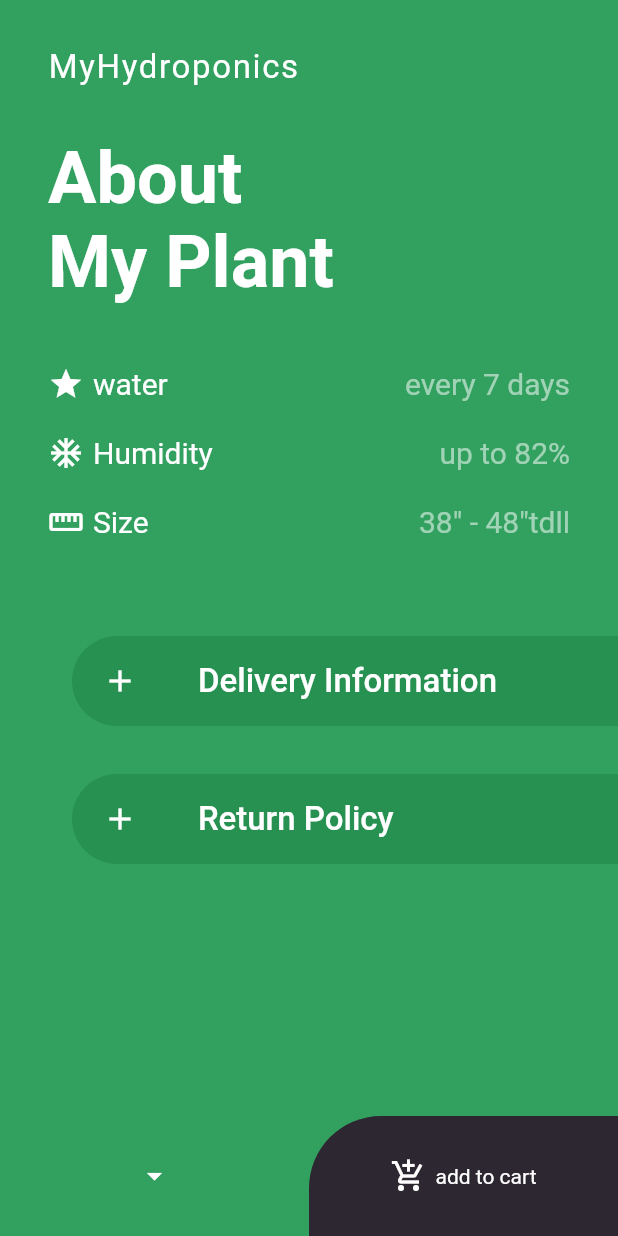
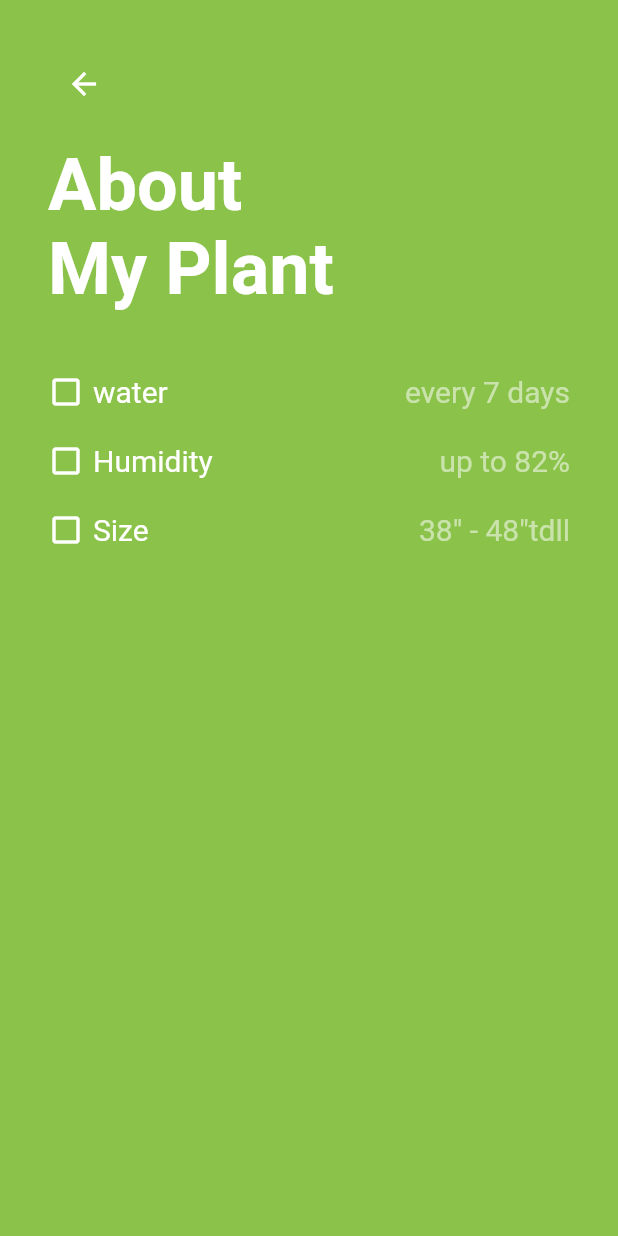
Before and after one commit to GerhanaAbiW/SkripsiHydroponics, a Flutter app: the DetailsScreen screen opened directly, on a phone screen of 412 x 824 dp. Run offline on Flutter 3.47's test engine with Material 2 defaults, Android fonts, the phone set to English and light mode, and no system bars; our stand-ins replace bottom_navy_bar, carousel_pro, charts_flutter, flutter_money_formatter, flutter_slidable, flutter_staggered_animations and 2 more.

Commit message:
fix UI on myplant except checkbox

```diff
--- a/lib/MenuMyPlants/MyPlantsDetails.dart
+++ b/lib/MenuMyPlants/MyPlantsDetails.dart
@@ -1,7 +1,7 @@
 import 'package:flutter/material.dart';
 
-var greenColor = Color(0xff32a05f);
-var darkGreenColor = Color(0xff279152);
+var greenColor = Color(0xFF8BC34A);
+var darkGreenColor = Color(0xFF689F38);
 var productImage =
     'https://i.pinimg.com/originals/8f/bf/44/8fbf441fa92b29ebd0f324effbd4e616.png';
 
@@ -28,38 +28,45 @@ class _MyPlantsDetailState extends State<MyPlantsDetail> {
                   color: Colors.white,
                 ),
                 child: Padding(
-                  padding: const EdgeInsets.all(32.0),
+                  padding: EdgeInsets.only(top: 15.0, left: 10.0),
                   child: Stack(
                     children: <Widget>[
                       Column(
                         crossAxisAlignment: CrossAxisAlignment.start,
                         children: <Widget>[
                           SizedBox(height: 8.0),
-                          Icon(Icons.arrow_back),
-                          SizedBox(height: 8.0),
-                          Container(
-                            width: 300.0,
-                            child: Text(
-                              'My Plant',
-                              style: TextStyle(
-                                  fontWeight: FontWeight.bold, fontSize: 32.0),
-                            ),
+                          IconButton(
+                            icon: Icon(Icons.arrow_back),
+                            color: Colors.black,
+                            onPressed: () {
+                              Navigator.pop(context);
+                            },
                           ),
-                          SizedBox(height: 12.0),
-                          Text(
-                            'Make A Fresh Vegetables with Technology',
-                            style: TextStyle(color: Colors.black45),
-                          ),
+                          //SizedBox(height: 8.0),
+                          // Container(
+                          //   width: 300.0,
+                          //   child: Text(
+                          //     'My Plant',
+                          //     style: TextStyle(
+                          //         fontWeight: FontWeight.bold, fontSize: 32.0),
+                          //   ),
+                          // ),
+                          // SizedBox(height: 12.0),
+                          // Text(
+                          //   'Make A Fresh Vegetables with Technology',
+                          //   style: TextStyle(color: Colors.black45),
+                          // ),
                           SizedBox(height: 12.0),
                           Row(
                             crossAxisAlignment: CrossAxisAlignment.end,
                             children: <Widget>[
                               Padding(
-                                padding: const EdgeInsets.only(bottom: 10.0),
+                                padding: EdgeInsets.only(left: 40.0),
                                 child: Text('Kangkung',
+                                    textAlign: TextAlign.center,
                                     style: TextStyle(
                                         color: greenColor,
-                                        fontSize: 24.0,
+                                        fontSize: 32.0,
                                         fontWeight: FontWeight.bold)),
                               ),
                             ],
@@ -84,7 +91,7 @@ class _MyPlantsDetailState extends State<MyPlantsDetail> {
                                               DetailsScreen()));
                                 },
                                 backgroundColor: greenColor,
-                                child: Icon(Icons.shopping_cart),
+                                child: Icon(Icons.add_circle),
                               ),
                               Container(
                                 height: MediaQuery.of(context).size.height / 2,
@@ -112,7 +119,8 @@ class _MyPlantsDetailState extends State<MyPlantsDetail> {
                   crossAxisAlignment: CrossAxisAlignment.start,
                   children: <Widget>[
                     SizedBox(height: 16.0),
-                    Text('Planting', style: TextStyle(color: Colors.white)),
+                    Text('Must be Considered',
+                        style: TextStyle(color: Colors.white)),
                     Spacer(),
                     Row(
                       mainAxisAlignment: MainAxisAlignment.spaceBetween,
@@ -199,6 +207,7 @@ class _MyPlantsDetailState extends State<MyPlantsDetail> {
 }
 
 class DetailsScreen extends StatelessWidget {
+  List<String> selectedSizes = <String>[];
   @override
   Widget build(BuildContext context) {
     return Scaffold(
@@ -210,12 +219,19 @@ class DetailsScreen extends StatelessWidget {
             child: Column(
               crossAxisAlignment: CrossAxisAlignment.start,
               children: <Widget>[
-                Text('MyHydroponics',
-                    style: TextStyle(
-                        color: Colors.white,
-                        letterSpacing: 1.1,
-                        fontSize: 22.0)),
-                SizedBox(height: 32.0),
+                IconButton(
+                  icon: Icon(Icons.arrow_back),
+                  color: Colors.white,
+                  onPressed: () {
+                    Navigator.pop(context);
+                  },
+                ),
+                // Text('MyHydroponics',
+                //     style: TextStyle(
+                //         color: Colors.white,
+                //         letterSpacing: 1.1,
+                //         fontSize: 22.0)),
+                SizedBox(height: 15.0),
                 Container(
                   width: 200.0,
                   child: Text(
@@ -226,105 +242,131 @@ class DetailsScreen extends StatelessWidget {
                         fontSize: 48.0),
                   ),
                 ),
+
+                // Row(
+                //   mainAxisAlignment: MainAxisAlignment.center,
+                //   children: <Widget>[
+                //     Checkbox(
+                //         value: selectedSizes.contains('S'),
+                //         onChanged: (value) => changeSelectedSize('S')),
+                //     Text('S'),
+                //     SizedBox(height: 42.0),
+                //     Checkbox(
+                //         value: selectedSizes.contains('M'),
+                //         onChanged: (value) => changeSelectedSize('M')),
+                //     Text('M'),
+                //     SizedBox(height: 42.0),
+                //     Checkbox(
+                //         value: selectedSizes.contains('L'),
+                //         onChanged: (value) => changeSelectedSize('L')),
+                //     Text('L'),
+                //     SizedBox(height: 42.0),
+                //     Checkbox(
+                //         value: selectedSizes.contains('XL'),
+                //         onChanged: (value) => changeSelectedSize('XL')),
+                //     Text('XL'),
+                //   ],
+                // ),
+
                 SizedBox(height: 42.0),
-                itemRow(Icons.star, 'water', 'every 7 days'),
+                itemRow(Icons.check_box_outline_blank, 'water', 'every 7 days'),
                 SizedBox(height: 22.0),
-                itemRow(Icons.ac_unit, 'Humidity', 'up to 82%'),
+                itemRow(Icons.check_box_outline_blank, 'Humidity', 'up to 82%'),
                 SizedBox(height: 22.0),
-                itemRow(Icons.straighten, 'Size', '38" - 48"tdll'),
+                itemRow(Icons.check_box_outline_blank, 'Size', '38" - 48"tdll'),
               ],
             ),
           ),
           SizedBox(height: 32.0),
-          Padding(
-            padding: const EdgeInsets.only(left: 48.0),
-            child: Container(
-              height: 60.0,
-              decoration: BoxDecoration(
-                  color: darkGreenColor,
-                  borderRadius: BorderRadius.only(
-                      topLeft: Radius.circular(32.0),
-                      bottomLeft: Radius.circular(32.0))),
-              child: Row(
-                children: <Widget>[
-                  SizedBox(width: 20.0),
-                  Icon(Icons.add, color: Colors.white, size: 24.0),
-                  SizedBox(width: 40.0),
-                  Text(
-                    'Delivery Information',
-                    style: TextStyle(
-                        color: Colors.white,
-                        fontSize: 22.0,
-                        fontWeight: FontWeight.w500),
-                  )
-                ],
-              ),
-            ),
-          ),
-          SizedBox(height: 32.0),
-          Padding(
-            padding: const EdgeInsets.only(left: 48.0),
-            child: Container(
-              height: 60.0,
-              decoration: BoxDecoration(
-                  color: darkGreenColor,
-                  borderRadius: BorderRadius.only(
-                      topLeft: Radius.circular(32.0),
-                      bottomLeft: Radius.circular(32.0))),
-              child: Row(
-                children: <Widget>[
-                  SizedBox(width: 20.0),
-                  Icon(Icons.add, color: Colors.white, size: 24.0),
-                  SizedBox(width: 40.0),
-                  Text(
-                    'Return Policy',
-                    style: TextStyle(
-                        color: Colors.white,
-                        fontSize: 22.0,
-                        fontWeight: FontWeight.w500),
-                  ),
-                ],
-              ),
-            ),
-          ),
-          Spacer(),
-          Container(
-            height: 80.0,
-            child: Row(
-              children: <Widget>[
-                Container(
-                  width: MediaQuery.of(context).size.width / 2,
-                  child: Icon(
-                    Icons.arrow_drop_down,
-                    color: Colors.white,
-                  ),
-                ),
-                Container(
-                    height: 80.0,
-                    width: MediaQuery.of(context).size.width / 2,
-                    decoration: BoxDecoration(
-                        color: Color(0xff2c2731),
-                        borderRadius:
-                            BorderRadius.only(topLeft: Radius.circular(48.0))),
-                    child: Row(
-                      mainAxisAlignment: MainAxisAlignment.center,
-                      children: <Widget>[
-                        Icon(
-                          Icons.add_shopping_cart,
-                          color: Colors.white,
-                        ),
-                        SizedBox(
-                          width: 6.0,
-                        ),
-                        Text(
-                          'add to cart',
-                          style: TextStyle(color: Colors.white),
-                        )
-                      ],
-                    ))
-              ],
-            ),
-          )
+          // Padding(
+          //   padding: const EdgeInsets.only(left: 48.0),
+          //   child: Container(
+          //     height: 60.0,
+          //     decoration: BoxDecoration(
+          //         color: darkGreenColor,
+          //         borderRadius: BorderRadius.only(
+          //             topLeft: Radius.circular(32.0),
+          //             bottomLeft: Radius.circular(32.0))),
+          //     child: Row(
+          //       children: <Widget>[
+          //         SizedBox(width: 20.0),
+          //         Icon(Icons.add, color: Colors.white, size: 24.0),
+          //         SizedBox(width: 40.0),
+          //         Text(
+          //           'Delivery Information',
+          //           style: TextStyle(
+          //               color: Colors.white,
+          //               fontSize: 22.0,
+          //               fontWeight: FontWeight.w500),
+          //         )
+          //       ],
+          //     ),
+          //   ),
+          // ),
+          // SizedBox(height: 32.0),
+          // Padding(
+          //   padding: const EdgeInsets.only(left: 48.0),
+          //   child: Container(
+          //     height: 60.0,
+          //     decoration: BoxDecoration(
+          //         color: darkGreenColor,
+          //         borderRadius: BorderRadius.only(
+          //             topLeft: Radius.circular(32.0),
+          //             bottomLeft: Radius.circular(32.0))),
+          //     child: Row(
+          //       children: <Widget>[
+          //         SizedBox(width: 20.0),
+          //         Icon(Icons.add, color: Colors.white, size: 24.0),
+          //         SizedBox(width: 40.0),
+          //         Text(
+          //           'Return Policy',
+          //           style: TextStyle(
+          //               color: Colors.white,
+          //               fontSize: 22.0,
+          //               fontWeight: FontWeight.w500),
+          //         ),
+          //       ],
+          //     ),
+          //   ),
+          // ),
+          //       Spacer(),
+          //       Container(
+          //         height: 80.0,
+          //         child: Row(
+          //           children: <Widget>[
+          //             Container(
+          //               width: MediaQuery.of(context).size.width / 2,
+          //               child: Icon(
+          //                 Icons.arrow_drop_down,
+          //                 color: Colors.white,
+          //               ),
+          //             ),
+          //             Container(
+          //                 height: 80.0,
+          //                 width: MediaQuery.of(context).size.width / 2,
+          //                 decoration: BoxDecoration(
+          //                     color: Color(0xff2c2731),
+          //                     borderRadius:
+          //                         BorderRadius.only(topLeft: Radius.circular(48.0))),
+          //                 child: Row(
+          //                   mainAxisAlignment: MainAxisAlignment.center,
+          //                   children: <Widget>[
+          //                     Icon(
+          //                       Icons.add_shopping_cart,
+          //                       color: Colors.white,
+          //                     ),
+          //                     SizedBox(
+          //                       width: 6.0,
+          //                     ),
+          //                     Text(
+          //                       'add to cart',
+          //                       style: TextStyle(color: Colors.white),
+          //                     )
+          //                   ],
+          //                 ))
+          //           ],
+          //         ),
+          //       )
         ],
       ),
     );
--- a/lib/main.dart
+++ b/lib/main.dart
@@ -39,7 +39,7 @@ class _MyAppState extends State<MyApp> {
         "11": (BuildContext _) => ArticleDetail(),
         "12": (BuildContext _) => CartPage()
       },
-      initialRoute: '4',
+      initialRoute: '/',
     );
   }
 }
```
Also changed, not shown: lib/MenuLearning/MenuLearning.dart (+9 -6 lines), lib/MenuMyPlants/MyPlantsList.dart (+28 -23 lines).
